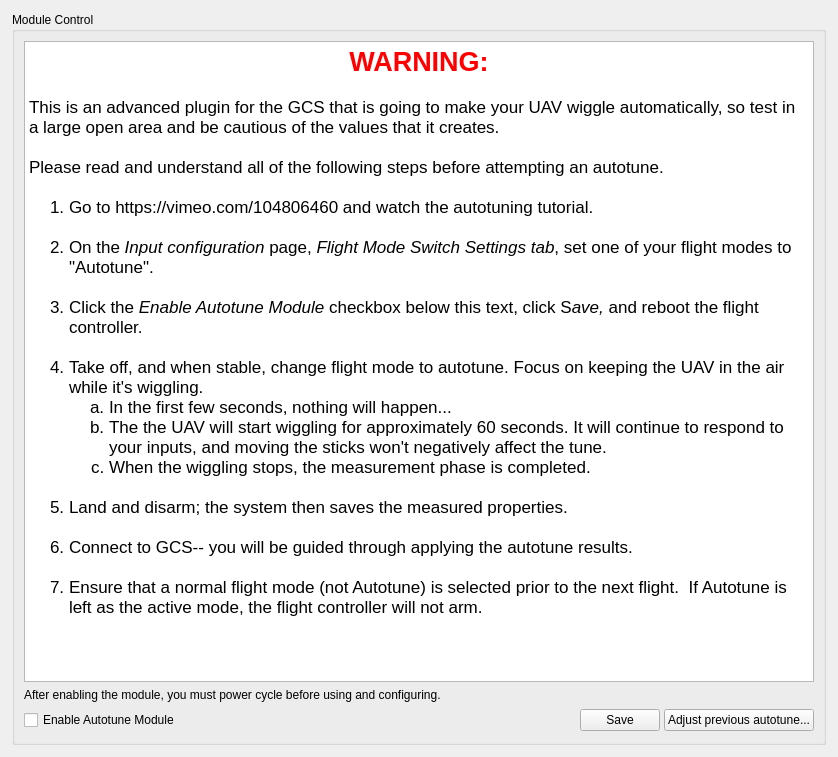
This is ground/gcs/src/plugins/config/autotune.ui in d-ronin/dRonin as Qt 5 draws it before an edit. The edited form follows.
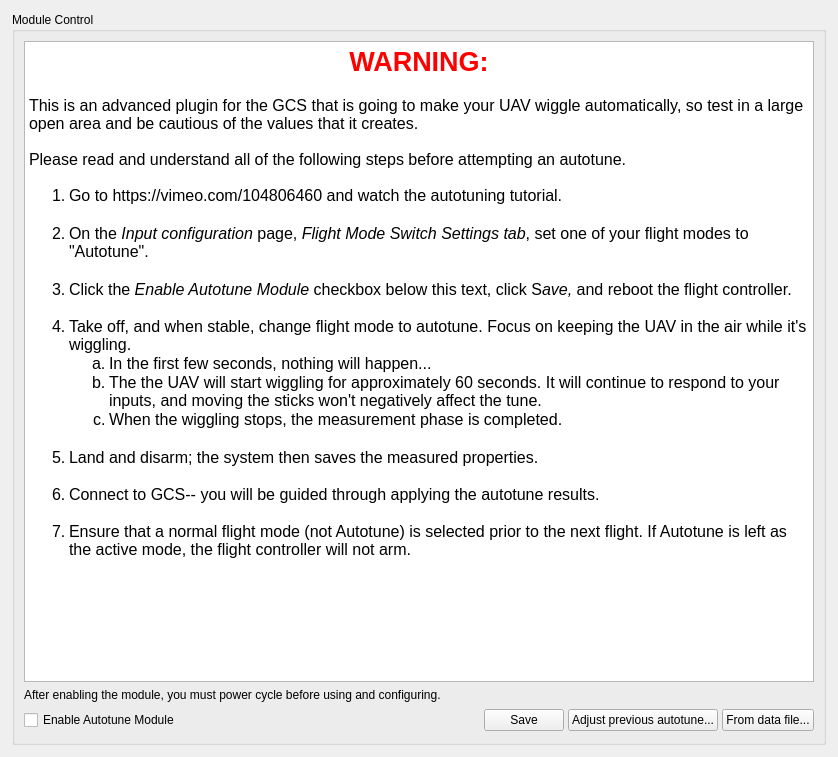
This is the edited form.

Commit message:
gcs: autotune: bring in new autotune code (hacky)
Still in a very hackish form; need to properly encapsulate, manage
types, and get it piped into the autotune dialogs.

```diff
--- a/ground/gcs/src/plugins/config/autotune.ui
+++ b/ground/gcs/src/plugins/config/autotune.ui
@@ -56,23 +56,23 @@
          <string>&lt;!DOCTYPE HTML PUBLIC &quot;-//W3C//DTD HTML 4.0//EN&quot; &quot;http://www.w3.org/TR/REC-html40/strict.dtd&quot;&gt;
 &lt;html&gt;&lt;head&gt;&lt;meta name=&quot;qrichtext&quot; content=&quot;1&quot; /&gt;&lt;style type=&quot;text/css&quot;&gt;
 p, li { white-space: pre-wrap; }
-&lt;/style&gt;&lt;/head&gt;&lt;body style=&quot; font-family:'.SF NS Text'; font-size:13pt; font-weight:400; font-style:normal;&quot;&gt;
+&lt;/style&gt;&lt;/head&gt;&lt;body style=&quot; font-family:'Ubuntu'; font-size:11pt; font-weight:400; font-style:normal;&quot;&gt;
 &lt;p align=&quot;center&quot; style=&quot; margin-top:0px; margin-bottom:0px; margin-left:0px; margin-right:0px; -qt-block-indent:0; text-indent:0px;&quot;&gt;&lt;span style=&quot; font-family:'Lucida Grande'; font-size:20pt; font-weight:600; color:#ff0000;&quot;&gt;WARNING:&lt;/span&gt;&lt;/p&gt;
-&lt;p style=&quot;-qt-paragraph-type:empty; margin-top:0px; margin-bottom:0px; margin-left:0px; margin-right:0px; -qt-block-indent:0; text-indent:0px; font-family:'Lucida Grande';&quot;&gt;&lt;br /&gt;&lt;/p&gt;
-&lt;p style=&quot; margin-top:0px; margin-bottom:0px; margin-left:0px; margin-right:0px; -qt-block-indent:0; text-indent:0px;&quot;&gt;&lt;span style=&quot; font-family:'Lucida Grande';&quot;&gt;This is an advanced plugin for the GCS that is going to make your UAV wiggle automatically, so test in a large open area and be cautious of the values that it creates.&lt;br /&gt;&lt;br /&gt;Please read and understand all of the following steps before attempting an autotune.&lt;br /&gt;&lt;/span&gt;&lt;/p&gt;
-&lt;ol style=&quot;margin-top: 0px; margin-bottom: 0px; margin-left: 0px; margin-right: 0px; -qt-list-indent: 1;&quot;&gt;&lt;li style=&quot; font-family:'Lucida Grande';&quot; style=&quot; margin-top:0px; margin-bottom:0px; margin-left:0px; margin-right:0px; -qt-block-indent:0; text-indent:0px;&quot;&gt;Go to https://vimeo.com/104806460 and watch the autotuning tutorial.&lt;/li&gt;
-&lt;p style=&quot;-qt-paragraph-type:empty; margin-top:0px; margin-bottom:0px; margin-left:0px; margin-right:0px; -qt-block-indent:1; text-indent:0px; font-family:'Lucida Grande';&quot;&gt;&lt;br /&gt;&lt;/p&gt;
-&lt;li style=&quot; font-family:'Lucida Grande';&quot; style=&quot; margin-top:0px; margin-bottom:0px; margin-left:0px; margin-right:0px; -qt-block-indent:0; text-indent:0px;&quot;&gt;On the &lt;span style=&quot; font-style:italic;&quot;&gt;Input configuration &lt;/span&gt;page, &lt;span style=&quot; font-style:italic;&quot;&gt;Flight Mode Switch Settings tab&lt;/span&gt;, set one of your flight modes to &amp;quot;Autotune&amp;quot;.&lt;/li&gt;
-&lt;p style=&quot;-qt-paragraph-type:empty; margin-top:0px; margin-bottom:0px; margin-left:0px; margin-right:0px; -qt-block-indent:1; text-indent:0px; font-family:'Lucida Grande';&quot;&gt;&lt;br /&gt;&lt;/p&gt;
-&lt;li style=&quot; font-family:'Lucida Grande';&quot; style=&quot; margin-top:0px; margin-bottom:0px; margin-left:0px; margin-right:0px; -qt-block-indent:0; text-indent:0px;&quot;&gt;Click the &lt;span style=&quot; font-style:italic;&quot;&gt;Enable Autotune Module&lt;/span&gt; checkbox below this text, click S&lt;span style=&quot; font-style:italic;&quot;&gt;ave,&lt;/span&gt; and reboot the flight controller.&lt;br /&gt;&lt;/li&gt;
-&lt;li style=&quot; font-family:'Lucida Grande';&quot; style=&quot; margin-top:0px; margin-bottom:0px; margin-left:0px; margin-right:0px; -qt-block-indent:0; text-indent:0px;&quot;&gt;Take off, and when stable, change flight mode to autotune. Focus on keeping the UAV in the air while it's wiggling.&lt;/li&gt;
-&lt;ol type=&quot;a&quot; style=&quot;margin-top: 0px; margin-bottom: 0px; margin-left: 0px; margin-right: 0px; -qt-list-indent: 2;&quot;&gt;&lt;li style=&quot; font-family:'Lucida Grande';&quot; style=&quot; margin-top:0px; margin-bottom:0px; margin-left:0px; margin-right:0px; -qt-block-indent:0; text-indent:0px;&quot;&gt;In the first few seconds, nothing will happen...&lt;/li&gt;
-&lt;li style=&quot; font-family:'Lucida Grande';&quot; style=&quot; margin-top:0px; margin-bottom:0px; margin-left:0px; margin-right:0px; -qt-block-indent:0; text-indent:0px;&quot;&gt;The the UAV will start wiggling for approximately 60 seconds. It will continue to respond to your inputs, and moving the sticks won't negatively affect the tune.&lt;/li&gt;
-&lt;li style=&quot; font-family:'Lucida Grande';&quot; style=&quot; margin-top:0px; margin-bottom:0px; margin-left:0px; margin-right:0px; -qt-block-indent:0; text-indent:0px;&quot;&gt;When the wiggling stops, the measurement phase is completed.&lt;/li&gt;&lt;/ol&gt;
-&lt;p style=&quot;-qt-paragraph-type:empty; margin-top:0px; margin-bottom:0px; margin-left:0px; margin-right:0px; -qt-block-indent:1; text-indent:0px; font-family:'Lucida Grande';&quot;&gt;&lt;br /&gt;&lt;/p&gt;
-&lt;li style=&quot; font-family:'Lucida Grande';&quot; style=&quot; margin-top:0px; margin-bottom:0px; margin-left:0px; margin-right:0px; -qt-block-indent:0; text-indent:0px;&quot;&gt;Land and disarm; the system then saves the measured properties. &lt;br /&gt;&lt;/li&gt;
-&lt;li style=&quot; font-family:'Lucida Grande';&quot; style=&quot; margin-top:0px; margin-bottom:0px; margin-left:0px; margin-right:0px; -qt-block-indent:0; text-indent:0px;&quot;&gt;Connect to GCS-- you will be guided through applying the autotune results. &lt;br /&gt;&lt;/li&gt;
-&lt;li style=&quot; font-family:'Lucida Grande';&quot; style=&quot; margin-top:0px; margin-bottom:12px; margin-left:0px; margin-right:0px; -qt-block-indent:0; text-indent:0px;&quot;&gt;Ensure that a normal flight mode (not Autotune) is selected prior to the next flight.  If Autotune is left as the active mode, the flight controller will not arm.&lt;/li&gt;&lt;/ol&gt;&lt;/body&gt;&lt;/html&gt;</string>
+&lt;p style=&quot;-qt-paragraph-type:empty; margin-top:0px; margin-bottom:0px; margin-left:0px; margin-right:0px; -qt-block-indent:0; text-indent:0px; font-family:'Lucida Grande'; font-size:12pt;&quot;&gt;&lt;br /&gt;&lt;/p&gt;
+&lt;p style=&quot; margin-top:0px; margin-bottom:0px; margin-left:0px; margin-right:0px; -qt-block-indent:0; text-indent:0px;&quot;&gt;&lt;span style=&quot; font-family:'Lucida Grande'; font-size:12pt;&quot;&gt;This is an advanced plugin for the GCS that is going to make your UAV wiggle automatically, so test in a large open area and be cautious of the values that it creates.&lt;br /&gt;&lt;br /&gt;Please read and understand all of the following steps before attempting an autotune.&lt;br /&gt;&lt;/span&gt;&lt;/p&gt;
+&lt;ol style=&quot;margin-top: 0px; margin-bottom: 0px; margin-left: 0px; margin-right: 0px; -qt-list-indent: 1;&quot;&gt;&lt;li style=&quot; font-family:'Lucida Grande'; font-size:12pt;&quot; style=&quot; margin-top:0px; margin-bottom:0px; margin-left:0px; margin-right:0px; -qt-block-indent:0; text-indent:0px;&quot;&gt;Go to https://vimeo.com/104806460 and watch the autotuning tutorial.&lt;/li&gt;
+&lt;p style=&quot;-qt-paragraph-type:empty; margin-top:0px; margin-bottom:0px; margin-left:0px; margin-right:0px; -qt-block-indent:1; text-indent:0px; font-family:'Lucida Grande'; font-size:12pt;&quot;&gt;&lt;br /&gt;&lt;/p&gt;
+&lt;li style=&quot; font-family:'Lucida Grande'; font-size:12pt;&quot; style=&quot; margin-top:0px; margin-bottom:0px; margin-left:0px; margin-right:0px; -qt-block-indent:0; text-indent:0px;&quot;&gt;On the &lt;span style=&quot; font-style:italic;&quot;&gt;Input configuration &lt;/span&gt;page, &lt;span style=&quot; font-style:italic;&quot;&gt;Flight Mode Switch Settings tab&lt;/span&gt;, set one of your flight modes to &amp;quot;Autotune&amp;quot;.&lt;/li&gt;
+&lt;p style=&quot;-qt-paragraph-type:empty; margin-top:0px; margin-bottom:0px; margin-left:0px; margin-right:0px; -qt-block-indent:1; text-indent:0px; font-family:'Lucida Grande'; font-size:12pt;&quot;&gt;&lt;br /&gt;&lt;/p&gt;
+&lt;li style=&quot; font-family:'Lucida Grande'; font-size:12pt;&quot; style=&quot; margin-top:0px; margin-bottom:0px; margin-left:0px; margin-right:0px; -qt-block-indent:0; text-indent:0px;&quot;&gt;Click the &lt;span style=&quot; font-style:italic;&quot;&gt;Enable Autotune Module&lt;/span&gt; checkbox below this text, click S&lt;span style=&quot; font-style:italic;&quot;&gt;ave,&lt;/span&gt; and reboot the flight controller.&lt;br /&gt;&lt;/li&gt;
+&lt;li style=&quot; font-family:'Lucida Grande'; font-size:12pt;&quot; style=&quot; margin-top:0px; margin-bottom:0px; margin-left:0px; margin-right:0px; -qt-block-indent:0; text-indent:0px;&quot;&gt;Take off, and when stable, change flight mode to autotune. Focus on keeping the UAV in the air while it's wiggling.&lt;/li&gt;
+&lt;ol type=&quot;a&quot; style=&quot;margin-top: 0px; margin-bottom: 0px; margin-left: 0px; margin-right: 0px; -qt-list-indent: 2;&quot;&gt;&lt;li style=&quot; font-family:'Lucida Grande'; font-size:12pt;&quot; style=&quot; margin-top:0px; margin-bottom:0px; margin-left:0px; margin-right:0px; -qt-block-indent:0; text-indent:0px;&quot;&gt;In the first few seconds, nothing will happen...&lt;/li&gt;
+&lt;li style=&quot; font-family:'Lucida Grande'; font-size:12pt;&quot; style=&quot; margin-top:0px; margin-bottom:0px; margin-left:0px; margin-right:0px; -qt-block-indent:0; text-indent:0px;&quot;&gt;The the UAV will start wiggling for approximately 60 seconds. It will continue to respond to your inputs, and moving the sticks won't negatively affect the tune.&lt;/li&gt;
+&lt;li style=&quot; font-family:'Lucida Grande'; font-size:12pt;&quot; style=&quot; margin-top:0px; margin-bottom:0px; margin-left:0px; margin-right:0px; -qt-block-indent:0; text-indent:0px;&quot;&gt;When the wiggling stops, the measurement phase is completed.&lt;/li&gt;&lt;/ol&gt;
+&lt;p style=&quot;-qt-paragraph-type:empty; margin-top:0px; margin-bottom:0px; margin-left:0px; margin-right:0px; -qt-block-indent:1; text-indent:0px; font-family:'Lucida Grande'; font-size:12pt;&quot;&gt;&lt;br /&gt;&lt;/p&gt;
+&lt;li style=&quot; font-family:'Lucida Grande'; font-size:12pt;&quot; style=&quot; margin-top:0px; margin-bottom:0px; margin-left:0px; margin-right:0px; -qt-block-indent:0; text-indent:0px;&quot;&gt;Land and disarm; the system then saves the measured properties. &lt;br /&gt;&lt;/li&gt;
+&lt;li style=&quot; font-family:'Lucida Grande'; font-size:12pt;&quot; style=&quot; margin-top:0px; margin-bottom:0px; margin-left:0px; margin-right:0px; -qt-block-indent:0; text-indent:0px;&quot;&gt;Connect to GCS-- you will be guided through applying the autotune results. &lt;br /&gt;&lt;/li&gt;
+&lt;li style=&quot; font-family:'Lucida Grande'; font-size:12pt;&quot; style=&quot; margin-top:0px; margin-bottom:12px; margin-left:0px; margin-right:0px; -qt-block-indent:0; text-indent:0px;&quot;&gt;Ensure that a normal flight mode (not Autotune) is selected prior to the next flight. If Autotune is left as the active mode, the flight controller will not arm.&lt;/li&gt;&lt;/ol&gt;&lt;/body&gt;&lt;/html&gt;</string>
         </property>
        </widget>
       </item>
@@ -154,6 +154,13 @@
           </property>
          </widget>
         </item>
+        <item>
+         <widget class="QPushButton" name="fromDataFileBtn">
+          <property name="text">
+           <string>From data file...</string>
+          </property>
+         </widget>
+        </item>
        </layout>
       </item>
      </layout>
```
The commit also changes 3 other files.
